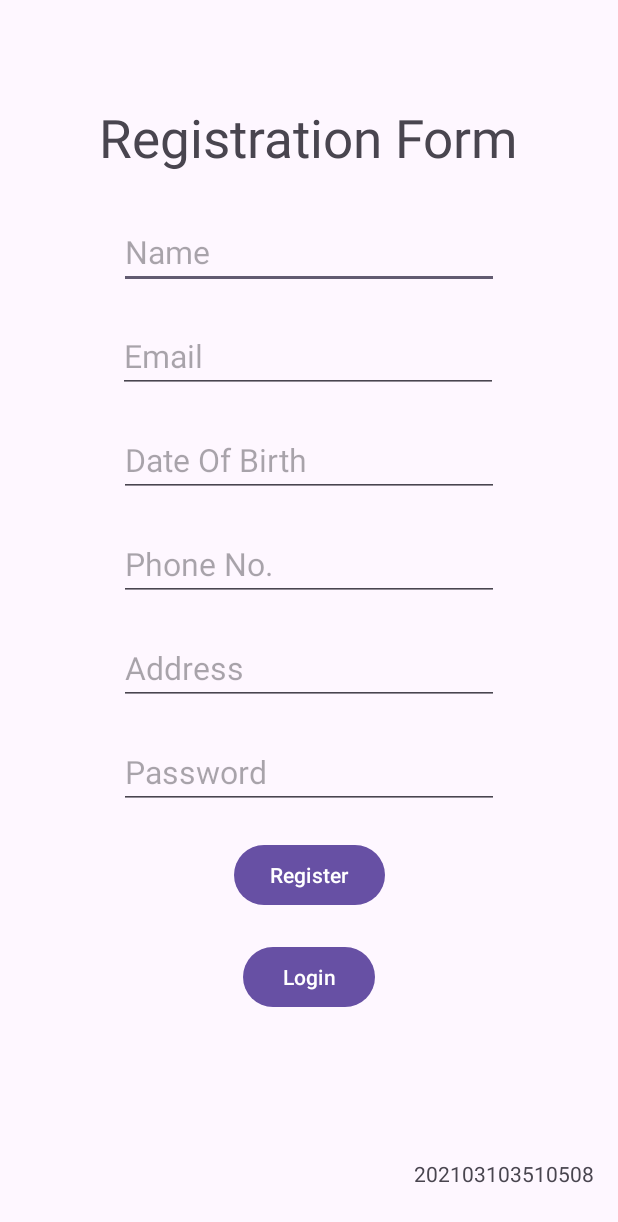
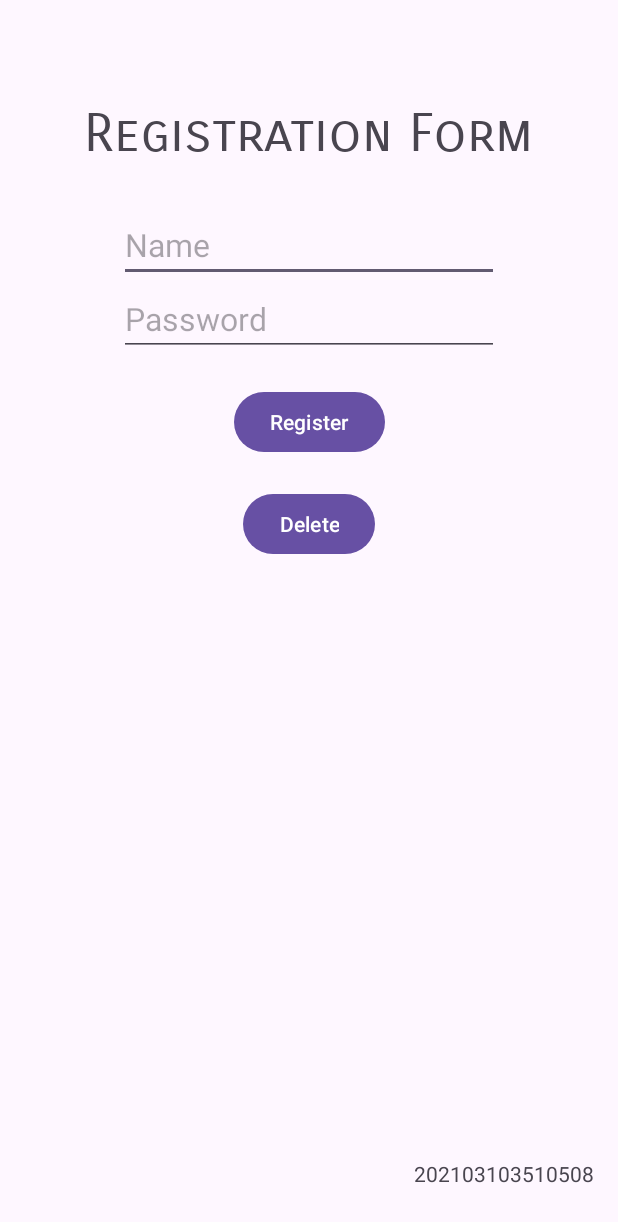
Before and after one commit to Vaidupatel/SEM-VI, an Android app: the screen it shows after launch (MainActivity), after a tap on "Register", on a phone screen of 412 x 824 dp. Shown: the top 1222 px of the screen. Run offline under Robolectric (Android 15) with nearby library versions, the phone set to English and light mode, and no system bars.

Commit message:
PR4 updated for CIE 1

```diff
--- a/Android/PR4/app/src/main/java/com/example/pr4/HomeActivity.java
+++ b/Android/PR4/app/src/main/java/com/example/pr4/HomeActivity.java
@@ -3,6 +3,7 @@ package com.example.pr4;
 import androidx.appcompat.app.AppCompatActivity;
 
 import android.os.Bundle;
+import android.widget.TextView;
 
 public class HomeActivity extends AppCompatActivity {
 
@@ -10,5 +11,10 @@ public class HomeActivity extends AppCompatActivity {
     protected void onCreate(Bundle savedInstanceState) {
         super.onCreate(savedInstanceState);
         setContentView(R.layout.activity_home);
+        String username = getIntent().getStringExtra("USERNAME_EXTRA");
+
+        TextView textView = findViewById(R.id.textView3);
+
+        textView.setText(getString(R.string.welcome_message, username));
     }
 }
--- a/Android/PR4/app/src/main/java/com/example/pr4/MainActivity.java
+++ b/Android/PR4/app/src/main/java/com/example/pr4/MainActivity.java
@@ -11,7 +11,7 @@ import android.widget.Toast;
 
 public class MainActivity extends AppCompatActivity {
     EditText userName,email,dob,phone,address,password;
-    Button signup,signin;
+    Button signup,Delete;
     DBHelper DB;
 
 
@@ -22,13 +22,9 @@ public class MainActivity extends AppCompatActivity {
         setContentView(R.layout.activity_main);
 
         userName = findViewById(R.id.userName);
-        email = findViewById(R.id.email);
-        dob = findViewById(R.id.dob);
-        phone = findViewById(R.id.phone);
-        address = findViewById(R.id.address);
         password = findViewById(R.id.password);
 
-        signin = findViewById(R.id.signin);
+        Delete = findViewById(R.id.delete);
         signup = findViewById(R.id.signup);
 
         DB = new DBHelper(this);
@@ -37,21 +33,18 @@ public class MainActivity extends AppCompatActivity {
             @Override
             public void onClick(View view) {
                 String Username = userName.getText().toString();
-                String Email = email.getText().toString();
-                String Dob = dob.getText().toString();
-                String Phone = phone.getText().toString();
-                String Address = address.getText().toString();
                 String Password = password.getText().toString();
 
-                if(Username.equals("")||Email.equals("")||Dob.equals("")||Phone.equals("")||Address.equals("")||Password.equals(""))
+                if(Username.equals("")||Password.equals(""))
                     Toast.makeText(MainActivity.this,"Please Enter all the fields",Toast.LENGTH_LONG).show();
                 else{
                     Boolean checkuser = DB.checkusername(Username);
                     if(checkuser == false){
-                        Boolean insert = DB.insertData(Username, Email, Dob, Integer.parseInt(Phone), Address, Password);
+                        Boolean insert = DB.insertData(Username,Password);
                         if(insert == true){
                             Toast.makeText(MainActivity.this,"Registered Successfully",Toast.LENGTH_LONG).show();
                             Intent intent = new Intent(getApplicationContext(),HomeActivity.class);
+                            intent.putExtra("USERNAME_EXTRA", Username);
                             startActivity(intent);
                         }else{
                             Toast.makeText(MainActivity.this,"Registered Failed",Toast.LENGTH_LONG).show();
@@ -64,12 +57,30 @@ public class MainActivity extends AppCompatActivity {
             }
         });
 
-        signin.setOnClickListener(new View.OnClickListener() {
+        Delete.setOnClickListener(new View.OnClickListener() {
             @Override
             public void onClick(View view) {
-                Intent intent = new Intent(getApplicationContext(),LoginActivity.class);
-                startActivity(intent);
-
+//                Intent intent = new Intent(getApplicationContext(),LoginActivity.class);
+//                startActivity(intent);
+                String Username = userName.getText().toString();
+                String Password = password.getText().toString();
+                if(Username.equals("")||Password.equals(""))
+                    Toast.makeText(MainActivity.this,"Please Enter all the fields",Toast.LENGTH_LONG).show();
+                else{
+                    Boolean checkuser = DB.checkusername(Username);
+                    if(checkuser == true){
+                        Boolean delete = DB.deleteData(Username);
+                        if(delete == true){
+                            Toast.makeText(MainActivity.this,"Deleted Successfully",Toast.LENGTH_LONG).show();
+                            Intent intent = new Intent(getApplicationContext(),HomeActivity.class);
+                            startActivity(intent);
+                        }else{
+                            Toast.makeText(MainActivity.this,"Deletion Failed",Toast.LENGTH_LONG).show();
+                        }
+                    }else{
+                        Toast.makeText(MainActivity.this,"User not exist! Please Sign up first",Toast.LENGTH_LONG).show();
+                    }
+                }
             }
         });
 
--- a/Android/PR4/app/src/main/res/layout/activity_main.xml
+++ b/Android/PR4/app/src/main/res/layout/activity_main.xml
@@ -22,6 +22,7 @@
         android:layout_width="wrap_content"
         android:layout_height="wrap_content"
         android:layout_marginTop="68dp"
+        android:fontFamily="sans-serif-smallcaps"
         android:text="@string/heading_1"
         android:textSize="35sp"
         app:layout_constraintEnd_toEndOf="parent"
@@ -43,78 +44,23 @@
         app:layout_constraintTop_toBottomOf="@+id/textView" />
 
     <EditText
-        android:id="@+id/email"
-        android:layout_width="wrap_content"
-        android:layout_height="wrap_content"
-        android:layout_marginTop="20dp"
-        android:ems="10"
-        android:hint="Email"
-        android:inputType="textEmailAddress"
-        android:textSize="21sp"
-        app:layout_constraintEnd_toEndOf="parent"
-        app:layout_constraintHorizontal_bias="0.497"
-        app:layout_constraintStart_toStartOf="parent"
-        app:layout_constraintTop_toBottomOf="@+id/userName" />
-
-    <EditText
-        android:id="@+id/phone"
-        android:layout_width="wrap_content"
-        android:layout_height="wrap_content"
-        android:layout_marginTop="20dp"
-        android:ems="10"
-        android:hint="Phone No."
-        android:inputType="phone"
-        android:textSize="21sp"
-        app:layout_constraintEnd_toEndOf="parent"
-        app:layout_constraintHorizontal_bias="0.502"
-        app:layout_constraintStart_toStartOf="parent"
-        app:layout_constraintTop_toBottomOf="@+id/dob" />
-
-    <EditText
-        android:id="@+id/address"
-        android:layout_width="wrap_content"
-        android:layout_height="wrap_content"
-        android:layout_marginTop="20dp"
-        android:ems="10"
-        android:hint="Address"
-        android:inputType="textPostalAddress"
-        android:textSize="21sp"
-        app:layout_constraintEnd_toEndOf="parent"
-        app:layout_constraintStart_toStartOf="parent"
-        app:layout_constraintTop_toBottomOf="@+id/phone" />
-
-    <EditText
         android:id="@+id/password"
         android:layout_width="wrap_content"
         android:layout_height="wrap_content"
-        android:layout_marginTop="20dp"
         android:ems="10"
         android:hint="Password"
         android:inputType="textPassword"
         android:textSize="21sp"
         app:layout_constraintEnd_toEndOf="parent"
         app:layout_constraintStart_toStartOf="parent"
-        app:layout_constraintTop_toBottomOf="@+id/address" />
+        app:layout_constraintTop_toBottomOf="@+id/userName" />
 
-    <EditText
-        android:id="@+id/dob"
+    <Button
+        android:id="@+id/delete"
         android:layout_width="wrap_content"
         android:layout_height="wrap_content"
         android:layout_marginTop="20dp"
-        android:ems="10"
-        android:hint="Date Of Birth"
-        android:inputType="date"
-        android:textSize="21sp"
-        app:layout_constraintEnd_toEndOf="parent"
-        app:layout_constraintStart_toStartOf="parent"
-        app:layout_constraintTop_toBottomOf="@+id/email" />
-
-    <Button
-        android:id="@+id/signin"
-        android:layout_width="wrap_content"
-        android:layout_height="wrap_content"
-        android:layout_marginTop="20dp"
-        android:text="Login"
+        android:text="Delete"
         app:layout_constraintEnd_toEndOf="parent"
         app:layout_constraintStart_toStartOf="parent"
         app:layout_constraintTop_toBottomOf="@+id/signup" />
--- a/Android/PR4/app/src/main/res/values/strings.xml
+++ b/Android/PR4/app/src/main/res/values/strings.xml
@@ -4,5 +4,8 @@
     <string name="heading_1">Registration Form</string>
     <string name="heading_2">Login</string>
     <string name="btn_1">Signin</string>
-    <string name="text_1">"You are here! Mean you have logged in "</string>
+    <string name="text_1">"You are here! Mean Task done Successfully "</string>
+    <string name="welcome_message">Welcome, %1$s!</string>
+
+
 </resources>
```
Also changed, not shown: Android/PR4/app/src/main/java/com/example/pr4/DBHelper.java (+9 -6 lines).
